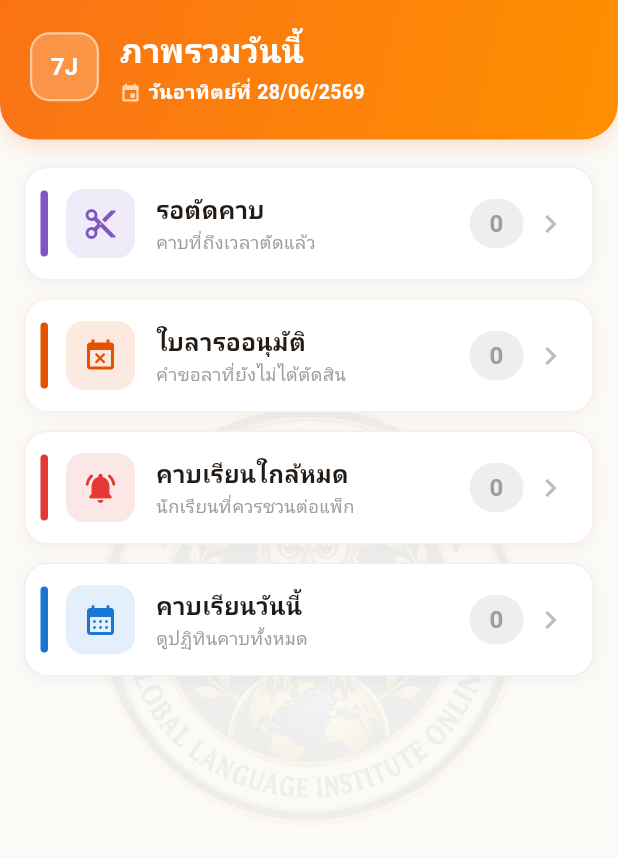
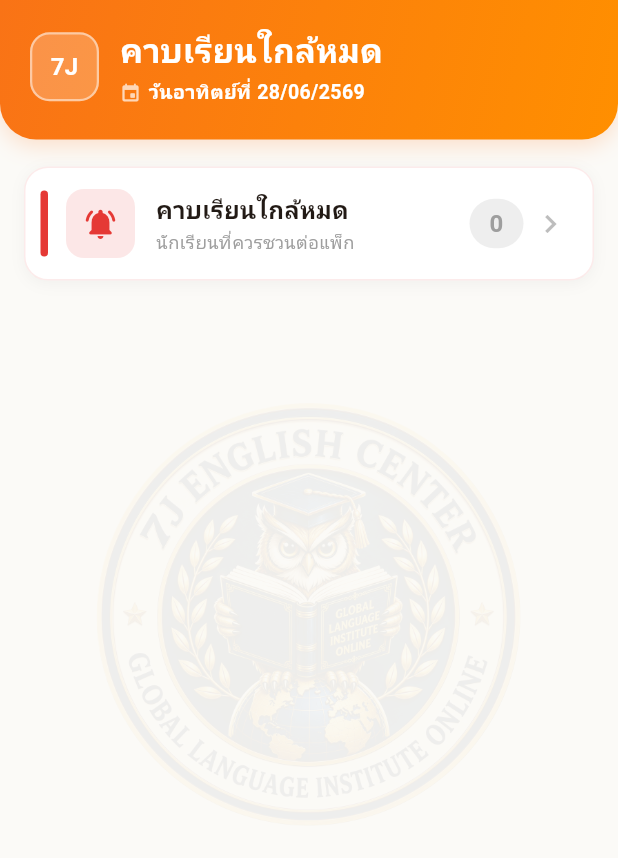
Before and after one commit to Dara47/7JV5-mobile, a Flutter app: the AdminDashboardScreen screen opened directly with empty values, on a phone screen of 412 x 824 dp. Shown: the top 858 px of the screen. Run offline on Flutter 3.47's test engine with Material 3 defaults, Android fonts, the phone set to English and light mode, and no system bars; our stand-ins replace cloud_firestore, firebase_auth, firebase_core, web; missing offline and left inert: dart:js_interop, excel; accounts and stored records are empty; generated files the repository leaves out were written again.

Commit message:
ย้ายหน้า วันนี้ → เมนู คาบใกล้หมด ต่อจากรายงาน + หน้าแรก admin = ผู้ใช้
- admin login ไม่เด้งเข้า Dashboard แล้ว หน้าแรก = ผู้ใช้
- ย้ายเมนูจากปุ่มแรก → ต่อจาก รายงาน เปลี่ยนชื่อ วันนี้→คาบใกล้หมด ไอคอนกระดิ่ง badge=lowBalance
- หน้านี้เหลือเฉพาะแถวคาบเรียนใกล้หมด (ตัดรอตัดคาบ/ใบลา/คาบวันนี้ ที่ซ้ำเมนูอื่น)
- ลบ _todayClasses/_countTodayClasses ที่ไม่ใช้แล้ว (auto-popup เตือนคงเดิม)

Co-Authored-By: Claude Opus 4.8 <noreply@anthropic.com>

```diff
--- a/lib/screens/admin_dashboard_screen.dart
+++ b/lib/screens/admin_dashboard_screen.dart
@@ -4,28 +4,16 @@ import '../utils/date_format.dart';
 const _kOrange = Color(0xFFF97316);
 const _kOrangeDeep = Color(0xFFFF8F00);
 
-/// หน้า "วันนี้" (ภาพรวมสำหรับ admin) — รวมตัวเลขสำคัญในจอเดียว
-/// แตะแต่ละแถว → เด้งไปหน้า/ป๊อปอัปรายละเอียด (reuse ของเดิม ไม่อ่านข้อมูลซ้ำ)
+/// หน้า "คาบเรียนใกล้หมด" (สำหรับ admin) — เหลือเฉพาะฟังก์ชันคาบเรียนใกล้หมด
+/// แตะแถว → เด้งป๊อปอัปรายชื่อนักเรียนที่ควรชวนต่อแพ็ก (reuse ของเดิม)
 class AdminDashboardScreen extends StatelessWidget {
-  final int pendingCuts;
-  final int pendingLeaves;
   final int lowBalanceCount;
-  final int todayClasses;
-  final VoidCallback onTapCuts;
-  final VoidCallback onTapLeaves;
   final VoidCallback onTapLowBalance;
-  final VoidCallback onTapToday;
 
   const AdminDashboardScreen({
     super.key,
-    required this.pendingCuts,
-    required this.pendingLeaves,
     required this.lowBalanceCount,
-    required this.todayClasses,
-    required this.onTapCuts,
-    required this.onTapLeaves,
     required this.onTapLowBalance,
-    required this.onTapToday,
   });
 
   @override
@@ -39,36 +27,12 @@ class AdminDashboardScreen extends StatelessWidget {
             padding: const EdgeInsets.fromLTRB(16, 18, 16, 100),
             children: [
               _Tile(
-                icon: Icons.content_cut,
-                color: const Color(0xFF7E57C2),
-                label: 'รอตัดคาบ',
-                sub: 'คาบที่ถึงเวลาตัดแล้ว',
-                count: pendingCuts,
-                onTap: onTapCuts,
-              ),
-              _Tile(
-                icon: Icons.event_busy,
-                color: const Color(0xFFE65100),
-                label: 'ใบลารออนุมัติ',
-                sub: 'คำขอลาที่ยังไม่ได้ตัดสิน',
-                count: pendingLeaves,
-                onTap: onTapLeaves,
-              ),
-              _Tile(
                 icon: Icons.notifications_active_rounded,
                 color: const Color(0xFFE53935),
                 label: 'คาบเรียนใกล้หมด',
                 sub: 'นักเรียนที่ควรชวนต่อแพ็ก',
                 count: lowBalanceCount,
                 onTap: onTapLowBalance,
-              ),
-              _Tile(
-                icon: Icons.calendar_month_rounded,
-                color: const Color(0xFF1976D2),
-                label: 'คาบเรียนวันนี้',
-                sub: 'ดูปฏิทินคาบทั้งหมด',
-                count: todayClasses,
-                onTap: onTapToday,
               ),
             ],
           ),
@@ -107,7 +71,7 @@ class AdminDashboardScreen extends StatelessWidget {
             ),
             const SizedBox(width: 14),
             Expanded(child: Column(crossAxisAlignment: CrossAxisAlignment.start, children: [
-              const Text('ภาพรวมวันนี้',
+              const Text('คาบเรียนใกล้หมด',
                   style: TextStyle(fontSize: 22, fontWeight: FontWeight.bold, color: Colors.white)),
               const SizedBox(height: 3),
               Row(children: [
```
Also changed, not shown: lib/screens/home_screen.dart (+9 -39 lines).
